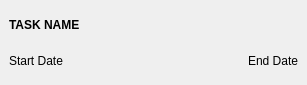
First picture: the form in pipe/task/TaskWidget.ui, repository skarone/PipeL, before the edit.
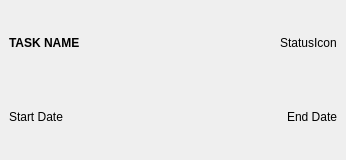
Second picture: the form after the edit.

Commit message: added icons to task ui, and more to go!, need to arrange notes in the other way!

Patch:
```diff
--- a/pipe/task/TaskWidget.ui
+++ b/pipe/task/TaskWidget.ui
@@ -6,8 +6,8 @@
    <rect>
     <x>0</x>
     <y>0</y>
-    <width>307</width>
-    <height>85</height>
+    <width>346</width>
+    <height>160</height>
    </rect>
   </property>
   <property name="windowTitle">
@@ -18,6 +18,8 @@
     <item>
      <layout class="QVBoxLayout" name="verticalLayout_2">
       <item>
+       <layout class="QHBoxLayout" name="horizontalLayout">
+        <item>
        <widget class="QLabel" name="taskName_lbl">
         <property name="styleSheet">
          <string notr="true">font: 75 20pt &quot;Corbel&quot;;
@@ -29,6 +31,28 @@
        </widget>
       </item>
       <item>
+         <spacer name="horizontalSpacer">
+          <property name="orientation">
+           <enum>Qt::Horizontal</enum>
+          </property>
+          <property name="sizeHint" stdset="0">
+           <size>
+            <width>40</width>
+            <height>20</height>
+           </size>
+          </property>
+         </spacer>
+        </item>
+        <item>
+         <widget class="QLabel" name="status_lbl">
+          <property name="text">
+           <string>StatusIcon</string>
+          </property>
+         </widget>
+        </item>
+       </layout>
+      </item>
+      <item>
        <layout class="QHBoxLayout" name="horizontalLayout_2">
         <item>
          <widget class="QLabel" name="startDate_lbl">
```
Left out of the diff: 3 changed lines with no effect on the pictures. Lines whose indentation alone changed are shown as unchanged. The commit also changes 17 other files.
